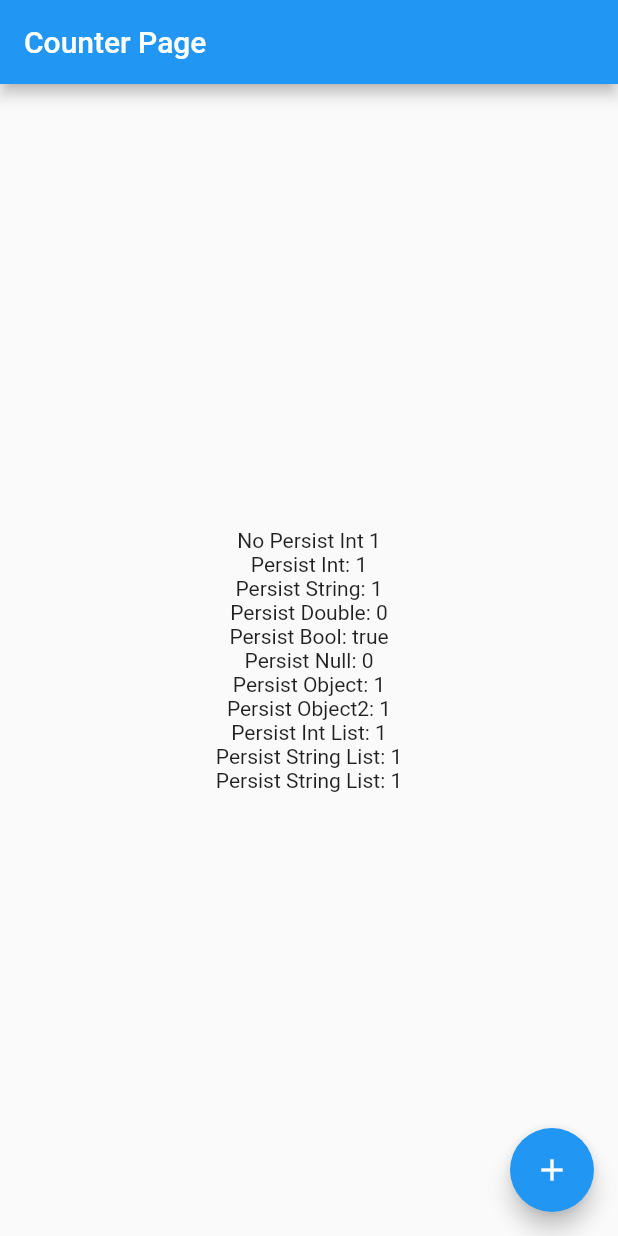
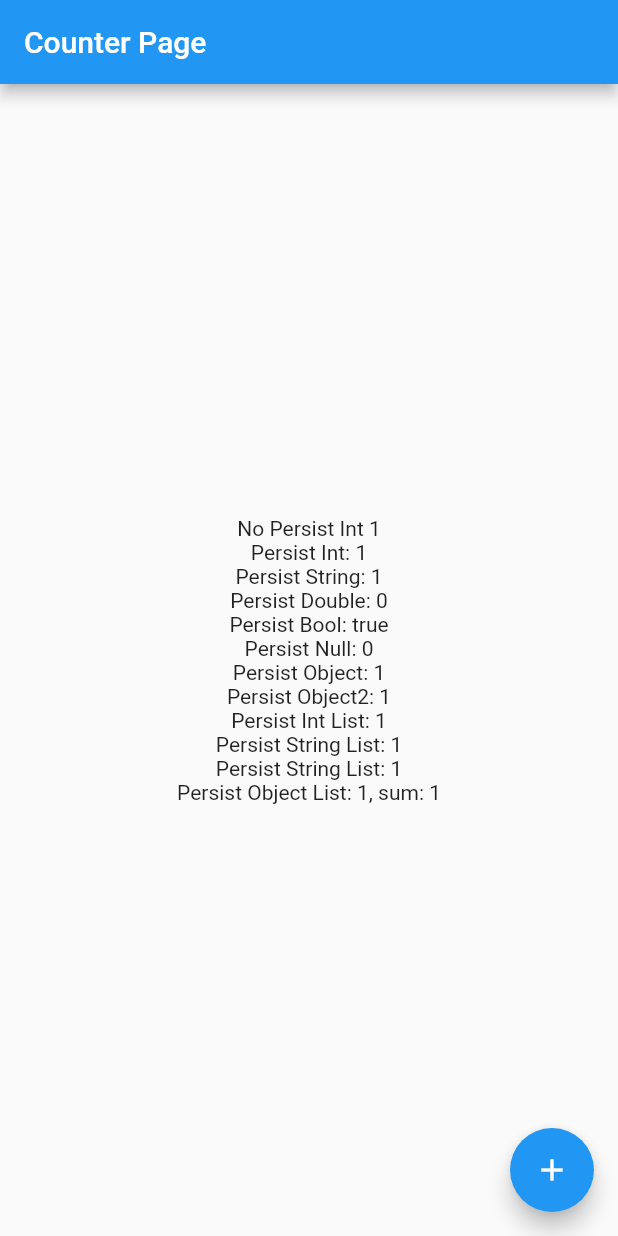
Before and after one commit to rua-flutter/get_rx_persist.dart, a Flutter app: the screen it shows after launch, after a tap on the "add" icon, on a phone screen of 412 x 824 dp. Run offline on Flutter 3.47's test engine with Material 2 defaults, Android fonts, the light colour scheme and no system bars; our stand-ins replace get, get_storage.

Commit message:
feat: support object list

```diff
--- a/get_rx_persist/lib/src/get_rx_extension.dart
+++ b/get_rx_persist/lib/src/get_rx_extension.dart
@@ -49,7 +49,7 @@ extension GetRxPersistListExtension<E> on RxList<E> {
   RxList<E> persist(
     String key, {
     StorageProvider? provider,
-    ItemDeserializer<E>? deserializer,
+    Deserializer<E>? deserializer,
     Serializer<E>? serializer,
   }) {
     // choose provider
@@ -63,7 +63,7 @@ extension GetRxPersistListExtension<E> on RxList<E> {
       final json = jsonDecode(persistValue);
 
       if (deserializer != null) {
-        value = (json as List<dynamic>).map(deserializer).cast<E>().toList();
+        value = (json as List<dynamic>).cast<Map<String, dynamic>>().map(deserializer).cast<E>().toList();
       } else {
         // assert(json is T, "expect type $T receive type ${persistValue.runtimeType}");
         value = (json as List<dynamic>).cast<E>().toList();
@@ -87,5 +87,4 @@ extension GetRxPersistListExtension<E> on RxList<E> {
 extension GetRxPersistSetExtension<E> on Set<E> {}
 
 typedef Deserializer<R> = R Function(Map<String, dynamic> jsonMap);
-typedef ItemDeserializer<R> = R Function(dynamic json);
 typedef Serializer<T> = Map<String, dynamic> Function(T instance);
--- a/get_rx_persist_demo/lib/page/counter_page.dart
+++ b/get_rx_persist_demo/lib/page/counter_page.dart
@@ -1,3 +1,5 @@
+import 'dart:math';
+
 import 'package:flutter/material.dart';
 import 'package:get/get.dart';
 import 'package:get_rx_persist_demo/store/counter_store.dart';
@@ -32,6 +34,7 @@ class CounterPage extends StatelessWidget {
               Text('Persist Int List: ${counterStore.persistedIntList.length}'),
               Text('Persist String List: ${counterStore.persistedIntList.length}'),
               Text('Persist String List: ${counterStore.persistedStringList.length}'),
+              Text('Persist Object List: ${counterStore.persistedObjectList.length}, sum: ${counterStore.persistedObjectList.fold(0, (prev, curr) => prev + curr.counter!)}'),
             ],
           ),
         ),
--- a/get_rx_persist_demo/lib/store/counter_store.dart
+++ b/get_rx_persist_demo/lib/store/counter_store.dart
@@ -44,6 +44,10 @@ class CounterStore {
 
   final persistedIntList = <int>[].obs.persist('counter.persistedIntList');
   final persistedStringList = <String>[].obs.persist('counter.persistedStringList');
+  final persistedObjectList = <PersistedObject2>[].obs.persist(
+        'counter.persistedObjectList',
+        deserializer: PersistedObject2.fromJson,
+      );
 
   void increment() {
     notPersisted.value++;
@@ -62,8 +66,9 @@ class CounterStore {
       persistedObject2.refresh();
     }
 
-    persistedIntList.add(1);
-    persistedStringList.add('1');
+    persistedIntList.add(persistedInt.value);
+    persistedStringList.add('${persistedInt.value}');
+    persistedObjectList.add(PersistedObject2(counter: persistedInt.value));
   }
 
   void reset() {
@@ -76,5 +81,6 @@ class CounterStore {
     persistedObject2.value = PersistedObject2();
     persistedIntList.clear();
     persistedStringList.clear();
+    persistedObjectList.clear();
   }
 }
```
Also changed, not shown: 1 other file.
